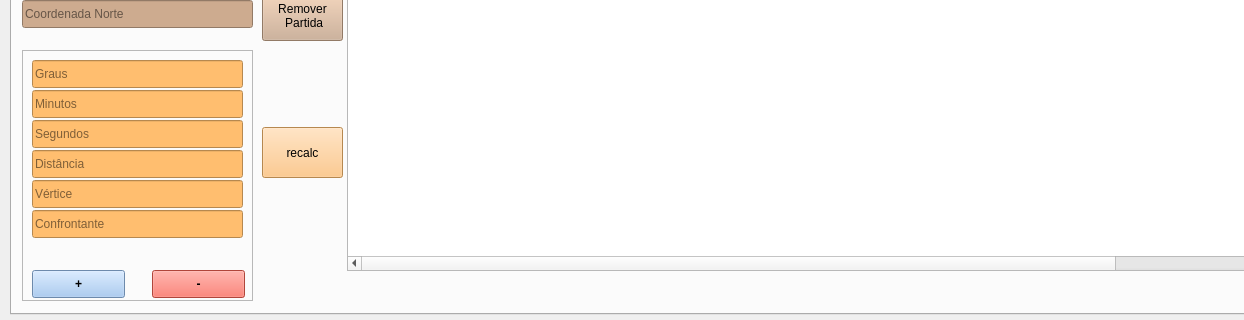
Isr4elEly/recongeo, file recongeo_dialog_base.ui: the form before one commit; both pictures show x 0 to 1244 and y 496 to 816 of the 1331 by 816 pixel window.
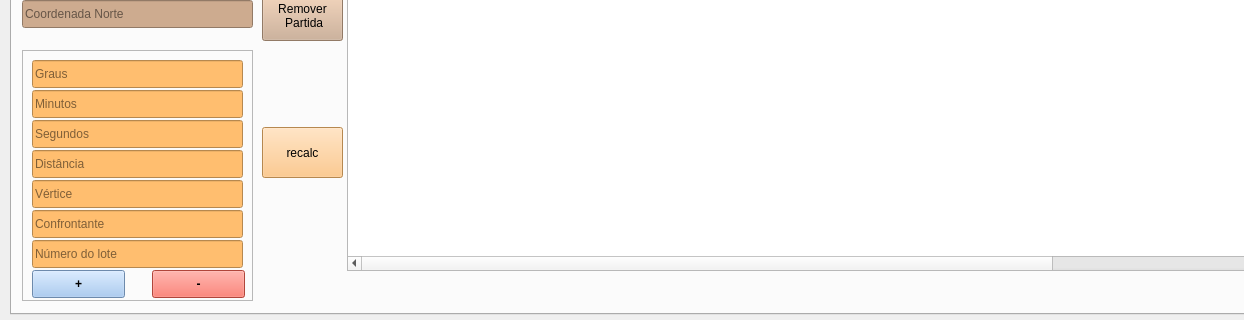
The form after the commit. Icons and pictures are not drawn. Custom widgets are drawn as their Qt base class.

Diff of the .ui file:
```diff
--- a/recongeo_dialog_base.ui
+++ b/recongeo_dialog_base.ui
@@ -408,6 +408,11 @@
        <string>Confrontante</string>
       </property>
      </column>
+     <column>
+      <property name="text">
+       <string>Lote Vizinho</string>
+      </property>
+     </column>
     </widget>
     <widget class="QLineEdit" name="vertice_ini">
      <property name="geometry">
@@ -574,6 +579,22 @@
        <string>Confrontante</string>
       </property>
      </widget>
+     <widget class="QLineEdit" name="num_lote_az">
+      <property name="geometry">
+       <rect>
+        <x>10</x>
+        <y>190</y>
+        <width>211</width>
+        <height>28</height>
+       </rect>
+      </property>
+      <property name="styleSheet">
+       <string notr="true">background-color: rgb(255, 190, 111);</string>
+      </property>
+      <property name="placeholderText">
+       <string>Número do lote</string>
+      </property>
+     </widget>
      <widget class="QPushButton" name="btn_add_ln_az">
       <property name="geometry">
        <rect>
```
Left out of the diff: 56 changed lines with no effect on the pictures.
